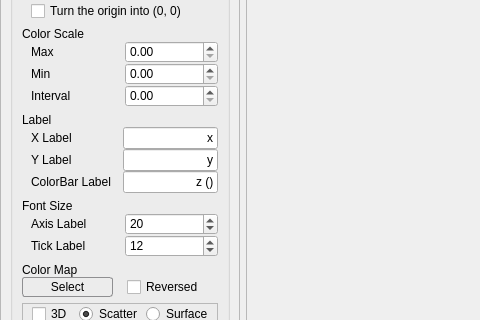
This is designer/MainWindow.ui in Yolyne/Csv-Heatmapper as Qt 5 draws it before an edit; both pictures show x 0 to 480 and y 159 to 479 of the 798 by 730 pixel window. The edited form follows.
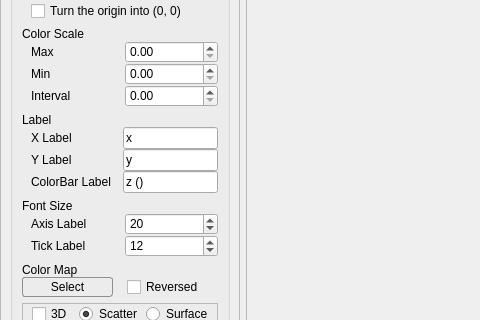
This is the edited form. Icons and pictures are not drawn.

Commit message: change behabior of lineEdit and spinbox

```diff
--- a/designer/MainWindow.ui
+++ b/designer/MainWindow.ui
@@ -581,8 +581,14 @@
                      <property name="text">
                       <string>z ()</string>
                      </property>
+                     <property name="frame">
+                      <bool>true</bool>
+                     </property>
                      <property name="alignment">
-                      <set>Qt::AlignRight|Qt::AlignTrailing|Qt::AlignVCenter</set>
+                      <set>Qt::AlignLeading|Qt::AlignLeft|Qt::AlignVCenter</set>
+                     </property>
+                     <property name="cursorMoveStyle">
+                      <enum>Qt::LogicalMoveStyle</enum>
                      </property>
                     </widget>
                    </item>
@@ -600,8 +606,14 @@
                      <property name="text">
                       <string>y</string>
                      </property>
+                     <property name="frame">
+                      <bool>true</bool>
+                     </property>
                      <property name="alignment">
-                      <set>Qt::AlignRight|Qt::AlignTrailing|Qt::AlignVCenter</set>
+                      <set>Qt::AlignLeading|Qt::AlignLeft|Qt::AlignVCenter</set>
+                     </property>
+                     <property name="cursorMoveStyle">
+                      <enum>Qt::LogicalMoveStyle</enum>
                      </property>
                     </widget>
                    </item>
@@ -619,8 +631,14 @@
                      <property name="text">
                       <string>x</string>
                      </property>
+                     <property name="frame">
+                      <bool>true</bool>
+                     </property>
                      <property name="alignment">
-                      <set>Qt::AlignRight|Qt::AlignTrailing|Qt::AlignVCenter</set>
+                      <set>Qt::AlignLeading|Qt::AlignLeft|Qt::AlignVCenter</set>
+                     </property>
+                     <property name="cursorMoveStyle">
+                      <enum>Qt::LogicalMoveStyle</enum>
                      </property>
                     </widget>
                    </item>
```
Left out of the diff: 166 changed lines with no effect on the pictures. The commit also changes 3 other files.
